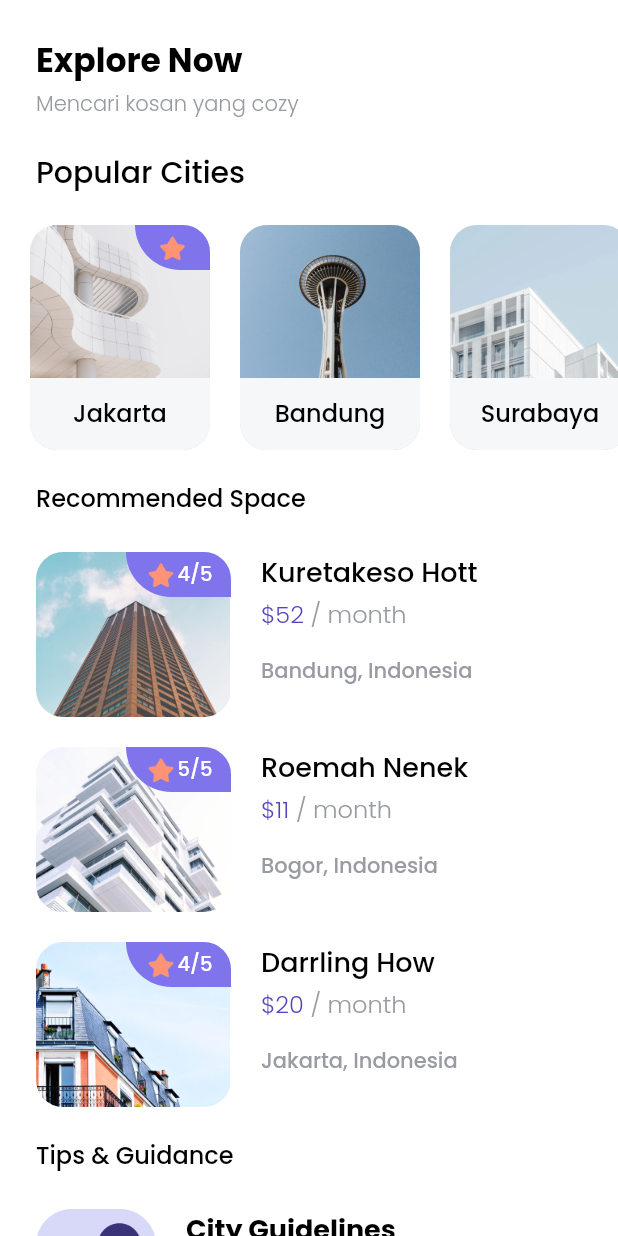
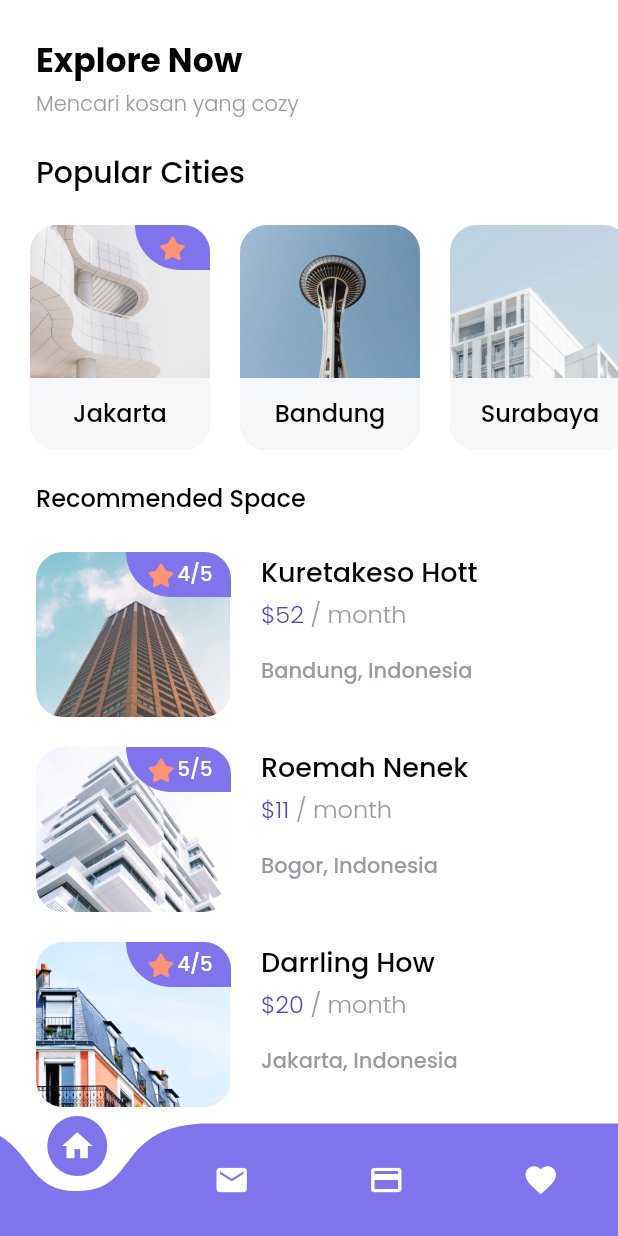
Before and after one commit to wahyuhidayat-dev/koskosan_apps, a Flutter app: the HomeScreen screen opened directly, on a phone screen of 412 x 824 dp. Run offline on Flutter 3.47's test engine with Material 2 defaults, Android fonts, the phone set to English and light mode, and no system bars; drawn by our look-alikes of curved_navigation_bar; our stand-ins replace google_fonts.

Commit message:
update ui

```diff
--- a/lib/pages/splashScreen/homescreen.dart
+++ b/lib/pages/splashScreen/homescreen.dart
@@ -1,3 +1,4 @@
+import 'package:curved_navigation_bar/curved_navigation_bar.dart';
 import 'package:flutter/material.dart';
 import 'package:kost_apps/models/city_model.dart';
 import 'package:kost_apps/models/recommended_space.dart';
@@ -15,6 +16,8 @@ class HomeScreen extends StatefulWidget {
 }
 
 class _HomeScreenState extends State<HomeScreen> {
+  int _page = 0;
+  GlobalKey<CurvedNavigationBarState> _bottomNavigationKey = GlobalKey();
   @override
   Widget build(BuildContext context) {
     return Scaffold(
@@ -167,9 +170,39 @@ class _HomeScreenState extends State<HomeScreen> {
                   ),
                   const SizedBox(
                     height: 50,
-                  )
+                  ),
                 ],
               ))),
+      bottomNavigationBar: CurvedNavigationBar(
+        key: _bottomNavigationKey,
+        items: [
+          Icon(
+            Icons.home,
+            color: white,
+          ),
+          Icon(
+            Icons.mail,
+            color: white,
+          ),
+          Icon(
+            Icons.credit_card,
+            color: white,
+          ),
+          Icon(
+            Icons.favorite,
+            color: white,
+          ),
+        ],
+        color: purpleColor2,
+        backgroundColor: Colors.transparent,
+        buttonBackgroundColor: purpleColor2,
+        animationCurve: Curves.easeInOut,
+        animationDuration: const Duration(milliseconds: 600),
+        onTap: (index) {
+          _page = index;
+        },
+        letIndexChange: (index) => true,
+      ),
     );
   }
 }
--- a/pubspec.yaml
+++ b/pubspec.yaml
@@ -28,20 +28,19 @@ environment:
 # versions available, run `flutter pub outdated`.
 dependencies:
   cupertino_icons: ^1.0.2
+  curved_navigation_bar: ^1.0.3
   flutter:
     sdk: flutter
-  #flutter_launcher_icons: ^0.9.2
   google_fonts: ^2.2.0
   http: ^0.13.4
   provider: ^6.0.2
   url_launcher: ^6.0.17
 
 dev_dependencies:
+  flutter_launcher_icons: "^0.9.2"
   flutter_lints: ^1.0.0
   flutter_test:
     sdk: flutter
-
-  flutter_launcher_icons: "^0.9.2"
 
 flutter_icons:
   android: "launcher_icon"
```
Also changed, not shown: pubspec.lock.
